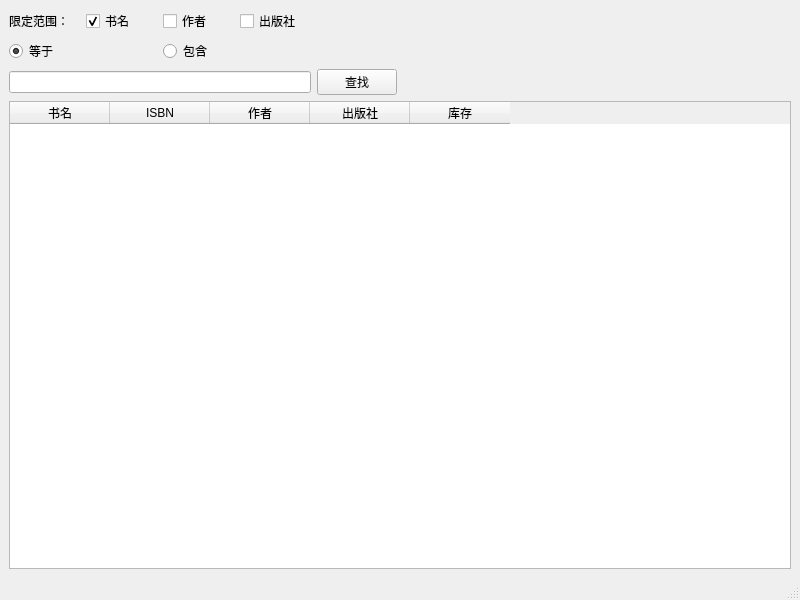
The window that ui/FindWindow.ui (li1553770945/course-design-GUI) describes before a commit, drawn with Qt 5.
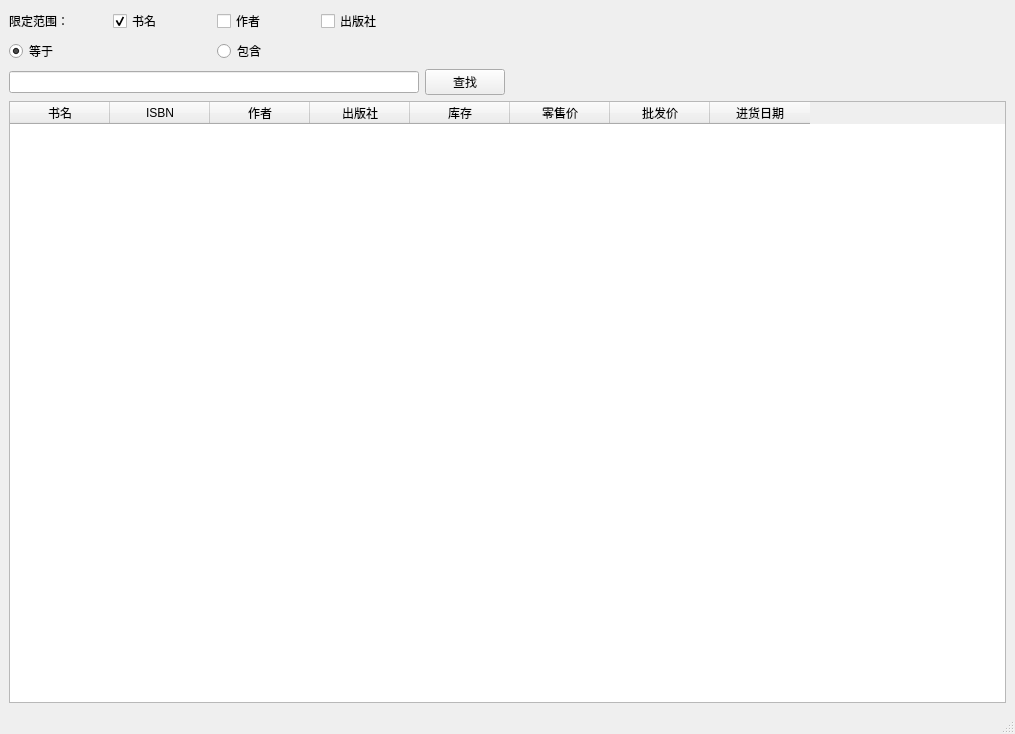
The same window after the commit.

Commit message: 修复了查找窗口显示不正确的BUG，修复了销售模块购物车为空仍然能清空的BUG，新增可在购物车直接双击修改商品购买数量

The edit to the form file:
```diff
--- a/ui/FindWindow.ui
+++ b/ui/FindWindow.ui
@@ -6,8 +6,8 @@
    <rect>
     <x>0</x>
     <y>0</y>
-    <width>800</width>
-    <height>600</height>
+    <width>1015</width>
+    <height>734</height>
    </rect>
   </property>
   <property name="windowTitle">
@@ -132,6 +132,21 @@
         <string>库存</string>
        </property>
       </column>
+      <column>
+       <property name="text">
+        <string>零售价</string>
+       </property>
+      </column>
+      <column>
+       <property name="text">
+        <string>批发价</string>
+       </property>
+      </column>
+      <column>
+       <property name="text">
+        <string>进货日期</string>
+       </property>
+      </column>
      </widget>
     </item>
    </layout>
```
Left out of the diff: 2 changed lines with no effect on the pictures. The commit also changes 5 other files.
